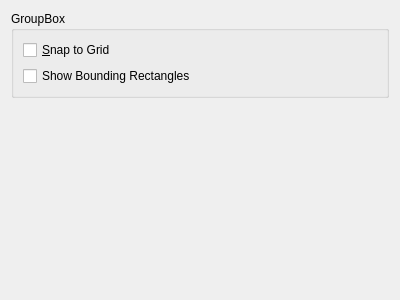
Old version of the form src/plugins/qmldesigner/settingspage.ui in the repository qt-creator/qt-creator.
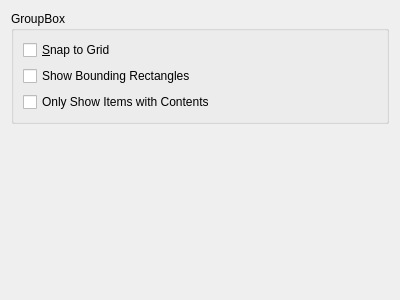
New version of the form.

The edit to the form file:
```diff
--- a/src/plugins/qmldesigner/settingspage.ui
+++ b/src/plugins/qmldesigner/settingspage.ui
@@ -34,6 +34,13 @@
         </property>
        </widget>
       </item>
+      <item>
+       <widget class="QCheckBox" name="onlyShowItemsWithContentsCheckBox">
+        <property name="text">
+         <string>Only Show Items with Contents</string>
+        </property>
+       </widget>
+      </item>
      </layout>
     </widget>
    </item>
```
